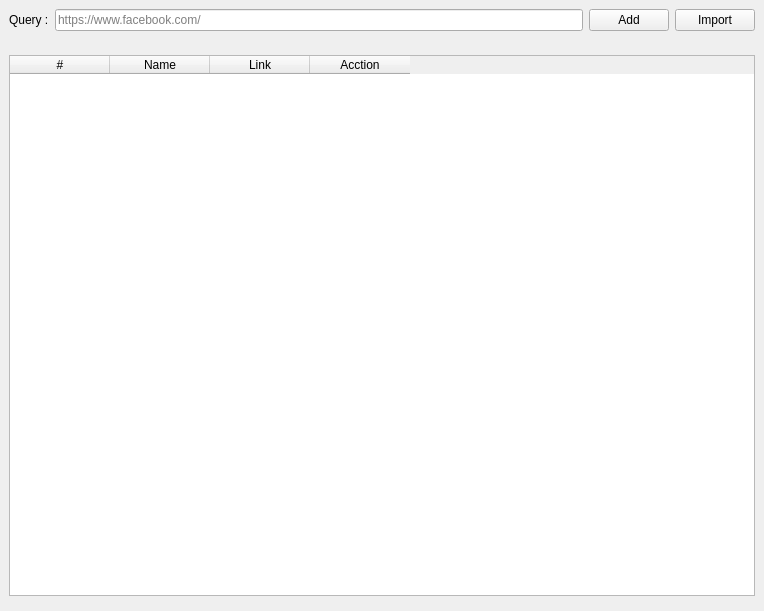
Before: the Qt Designer form ui/facebook/User.ui in kreemkhaled112/GUI, drawn with Qt 5.
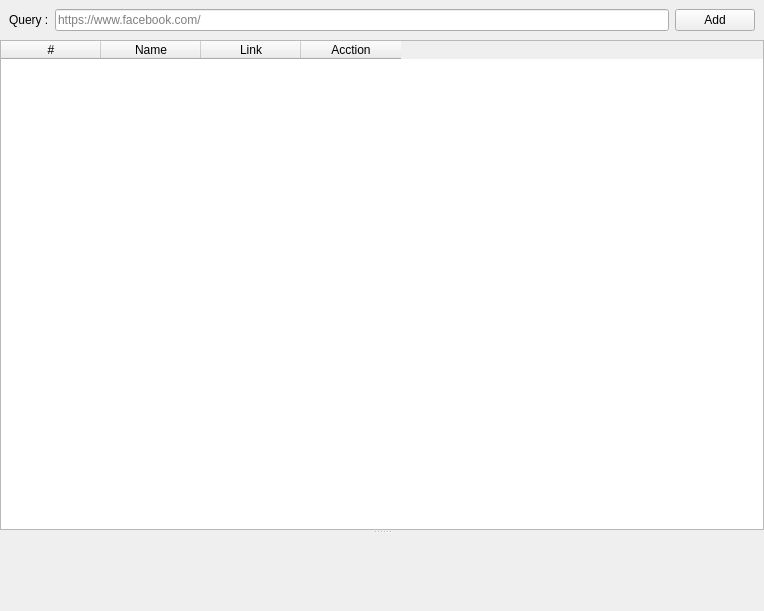
After: the same form once the commit is applied.

Patch:
```diff
--- a/ui/facebook/User.ui
+++ b/ui/facebook/User.ui
@@ -29,43 +29,10 @@
    <property name="bottomMargin">
     <number>0</number>
    </property>
-   <property name="horizontalSpacing">
+   <property name="spacing">
     <number>0</number>
    </property>
-   <item row="2" column="0">
-    <widget class="QWidget" name="widget_1" native="true">
-     <layout class="QGridLayout" name="gridLayout_2">
-      <item row="0" column="0">
-       <widget class="QTableWidget" name="table">
-        <column>
-         <property name="text">
-          <string>#</string>
-         </property>
-        </column>
-        <column>
-         <property name="text">
-          <string>Name</string>
-         </property>
-        </column>
-        <column>
-         <property name="text">
-          <string>Link</string>
-         </property>
-        </column>
-        <column>
-         <property name="text">
-          <string>Acction</string>
-         </property>
-        </column>
-       </widget>
-      </item>
-     </layout>
-    </widget>
-   </item>
-   <item row="3" column="0">
-    <widget class="QWidget" name="widget_Edit" native="true"/>
-   </item>
-   <item row="1" column="0">
+   <item row="0" column="0">
     <widget class="QWidget" name="widget" native="true">
      <layout class="QHBoxLayout" name="horizontalLayout">
       <item>
@@ -89,25 +56,52 @@
         </property>
        </widget>
       </item>
-      <item>
-       <widget class="QPushButton" name="import1">
-        <property name="acceptDrops">
-         <bool>false</bool>
-        </property>
-        <property name="toolTip">
-         <string/>
-        </property>
-        <property name="toolTipDuration">
-         <number>-1</number>
-        </property>
-        <property name="text">
-         <string>Import</string>
-        </property>
-       </widget>
-      </item>
      </layout>
     </widget>
    </item>
+   <item row="1" column="0">
+    <widget class="QSplitter" name="splitter">
+     <property name="orientation">
+      <enum>Qt::Vertical</enum>
+     </property>
+     <widget class="QWidget" name="widget_1" native="true">
+      <layout class="QGridLayout" name="gridLayout_2">
+       <item row="0" column="0">
+        <widget class="QTableWidget" name="table">
+         <column>
+          <property name="text">
+           <string>#</string>
+          </property>
+         </column>
+         <column>
+          <property name="text">
+           <string>Name</string>
+          </property>
+         </column>
+         <column>
+          <property name="text">
+           <string>Link</string>
+          </property>
+         </column>
+         <column>
+          <property name="text">
+           <string>Acction</string>
+          </property>
+         </column>
+        </widget>
+       </item>
+      </layout>
+     </widget>
+     <widget class="QWidget" name="widget_Edit" native="true">
+      <property name="maximumSize">
+       <size>
+        <width>16777215</width>
+        <height>16777215</height>
+       </size>
+      </property>
+     </widget>
+    </widget>
+   </item>
   </layout>
  </widget>
  <resources/>
```
